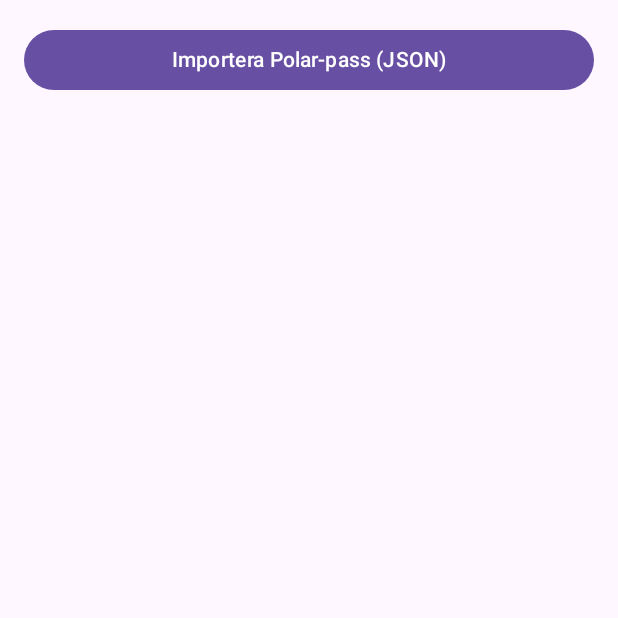
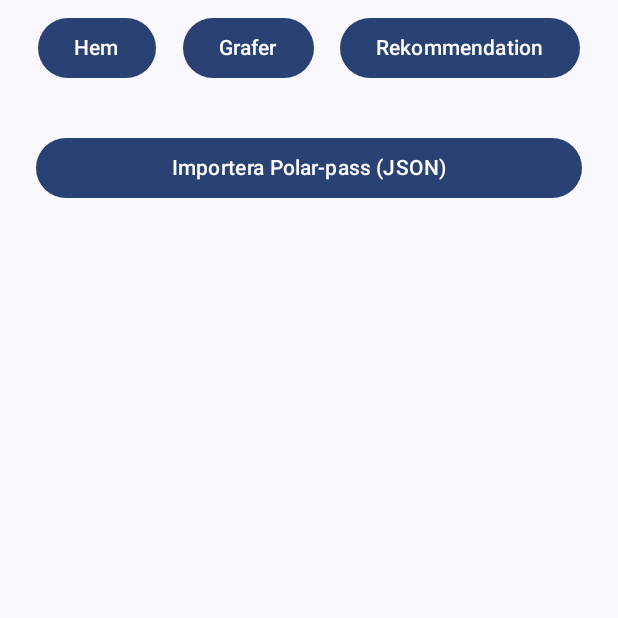
Before and after one commit to Erik-Falk/RecoverySence, an Android app built with Jetpack Compose: the screen it shows after launch (MainActivity), on a phone screen of 412 x 824 dp, the top half of it. Run offline under Robolectric (Android 15) with nearby library versions, the phone set to English and light mode, and no system bars; our stand-ins replace Room's generated code.

Commit message:
More screens added.

```diff
--- a/app/src/main/java/com/example/labc/MainActivity.kt
+++ b/app/src/main/java/com/example/labc/MainActivity.kt
@@ -5,8 +5,10 @@ import androidx.activity.ComponentActivity
 import androidx.activity.compose.setContent
 import androidx.lifecycle.viewmodel.compose.viewModel
 import com.example.labc.data.TrainingRepository
+import com.example.labc.ui.screens.RecoverySenseApp
 import com.example.labc.ui.TrainingViewModel
-import com.example.labc.ui.screens.OverviewScreen
+import com.example.labc.TrainingViewModelFactory
+import com.example.labc.ui.theme.LabCTheme   // byt till ditt riktiga tema om det heter något annat
 
 class MainActivity : ComponentActivity() {
     override fun onCreate(savedInstanceState: Bundle?) {
@@ -15,10 +17,14 @@ class MainActivity : ComponentActivity() {
         val repository = TrainingRepository(applicationContext)
 
         setContent {
-            val vm: TrainingViewModel = viewModel(
-                factory = TrainingViewModelFactory(repository, applicationContext)
-            )
-            OverviewScreen(viewModel = vm)
+            LabCTheme {
+                val vm: TrainingViewModel = viewModel(
+                    factory = TrainingViewModelFactory(repository, applicationContext)
+                )
+
+                // ⬇️ Ny “root” som innehåller Home/Graph/Recommendation
+                RecoverySenseApp(viewModel = vm)
+            }
         }
     }
 }
--- a/app/src/main/java/com/example/labc/ui/screens/OverviewScreen.kt
+++ b/app/src/main/java/com/example/labc/ui/screens/HomeScreen.kt
@@ -1,34 +1,29 @@
 package com.example.labc.ui.screens
 
+import androidx.activity.compose.rememberLauncherForActivityResult
+import androidx.activity.result.contract.ActivityResultContracts
 import androidx.compose.foundation.layout.*
 import androidx.compose.foundation.lazy.LazyColumn
 import androidx.compose.foundation.lazy.items
 import androidx.compose.material3.*
 import androidx.compose.runtime.Composable
-import androidx.compose.runtime.LaunchedEffect
+import androidx.compose.ui.Alignment
 import androidx.compose.runtime.collectAsState
 import androidx.compose.runtime.getValue
-import androidx.compose.ui.Alignment
 import androidx.compose.ui.Modifier
+import androidx.compose.ui.graphics.Color
 import androidx.compose.ui.unit.dp
 import com.example.labc.data.model.RiskLevel
 import com.example.labc.data.model.TrainingDay
+import com.example.labc.ui.TrainingUiState
 import com.example.labc.ui.TrainingViewModel
-import androidx.compose.ui.graphics.Color
-import androidx.activity.compose.rememberLauncherForActivityResult
-import androidx.activity.result.contract.ActivityResultContracts
-import androidx.compose.ui.platform.LocalContext
-
 
 @Composable
-fun OverviewScreen(
-    viewModel: TrainingViewModel
+fun HomeScreen(
+    viewModel: TrainingViewModel,
+    state: TrainingUiState
 ) {
-    val state by viewModel.uiState.collectAsState()
-
-    val context = LocalContext.current
-
-    // Filväljare för JSON
+    // Filväljare för Polar JSON-filer
     val filePickerLauncher = rememberLauncherForActivityResult(
         contract = ActivityResultContracts.OpenDocument()
     ) { uri ->
@@ -37,18 +32,14 @@ fun OverviewScreen(
         }
     }
 
-    LaunchedEffect(Unit) {
-        viewModel.loadData()
-    }
-
-    Surface(modifier = Modifier.fillMaxSize()) {
     Column(modifier = Modifier.fillMaxSize()) {
 
-            // 🔹 Knapp för att välja Polar-JSON
+        // Knapp för att importera pass
         Button(
             onClick = {
-                    // Låt användaren välja JSON (och eventuellt text)
-                    filePickerLauncher.launch(arrayOf("application/json", "text/plain"))
+                filePickerLauncher.launch(
+                    arrayOf("application/json", "text/plain")
+                )
             },
             modifier = Modifier
                 .fillMaxWidth()
@@ -82,8 +73,6 @@ fun OverviewScreen(
         }
     }
 }
-}
-
 
 @Composable
 fun TrainingDayList(trainingDays: List<TrainingDay>) {
@@ -104,9 +93,9 @@ fun TrainingDayList(trainingDays: List<TrainingDay>) {
 
             // Färg för risknivå
             val riskColor = when (day.riskLevel) {
-                RiskLevel.GREEN -> Color(0xFF2E7D32)
-                RiskLevel.YELLOW -> Color(0xFFF9A825)
-                RiskLevel.RED -> Color(0xFFC62828)
+                RiskLevel.GREEN -> Color(0xFF2E7D32) // grön
+                RiskLevel.YELLOW -> Color(0xFFF9A825) // gul
+                RiskLevel.RED -> Color(0xFFC62828) // röd
                 null -> Color.Unspecified
             }
 
--- /dev/null
+++ b/app/src/main/java/com/example/labc/ui/screens/RecoverySenseApp.kt
@@ -0,0 +1,70 @@
+package com.example.labc.ui.screens
+
+import androidx.compose.foundation.layout.*
+import androidx.compose.material3.Button
+import androidx.compose.material3.Text
+import androidx.compose.material3.Surface
+import androidx.compose.runtime.*
+import androidx.compose.ui.Alignment
+import androidx.compose.ui.Modifier
+import androidx.compose.ui.unit.dp
+import com.example.labc.ui.screens.HomeScreen
+import com.example.labc.ui.screens.GraphScreen
+import com.example.labc.ui.screens.RecommendationScreen
+import com.example.labc.ui.TrainingViewModel
+import androidx.compose.runtime.collectAsState
+
+@Composable
+fun RecoverySenseApp(viewModel: TrainingViewModel) {
+    var currentScreen by remember { mutableStateOf<Screen>(Screen.Home) }
+
+    val state by viewModel.uiState.collectAsState()
+
+    LaunchedEffect(Unit) {
+        viewModel.loadData()
+    }
+
+    Surface(modifier = Modifier.fillMaxSize()) {
+        Column(modifier = Modifier.fillMaxSize()) {
+
+            // Enkel top-navigering
+            Row(
+                modifier = Modifier
+                    .fillMaxWidth()
+                    .padding(8.dp),
+                horizontalArrangement = Arrangement.SpaceEvenly,
+                verticalAlignment = Alignment.CenterVertically
+            ) {
+                Button(onClick = { currentScreen = Screen.Home }) {
+                    Text("Hem")
+                }
+                Button(onClick = { currentScreen = Screen.Graph }) {
+                    Text("Grafer")
+                }
+                Button(onClick = { currentScreen = Screen.Recommendation }) {
+                    Text("Rekommendation")
+                }
+            }
+
+            // Själva innehållet
+            Box(
+                modifier = Modifier
+                    .fillMaxSize()
+                    .padding(8.dp)
+            ) {
+                when (currentScreen) {
+                    is Screen.Home -> HomeScreen(
+                        viewModel = viewModel,
+                        state = state
+                    )
+                    is Screen.Graph -> GraphScreen(
+                        trainingDays = state.trainingDays
+                    )
+                    is Screen.Recommendation -> RecommendationScreen(
+                        trainingDays = state.trainingDays
+                    )
+                }
+            }
+        }
+    }
+}
--- /dev/null
+++ b/app/src/main/java/com/example/labc/ui/screens/Screen.kt
@@ -0,0 +1,7 @@
+package com.example.labc.ui.screens
+
+sealed class Screen {
+    object Home : Screen()
+    object Graph : Screen()
+    object Recommendation : Screen()
+}
```
Also changed, not shown: app/src/main/java/com/example/labc/ui/screens/GraphScreen.kt (added, +114 -0 lines), app/src/main/java/com/example/labc/ui/screens/RecommendationScreen.kt (added, +35 -0 lines), app/src/main/java/com/example/labc/TrainingViewModelFactory.kt (line endings or trailing spaces). Lines whose indentation alone changed are shown as unchanged.
